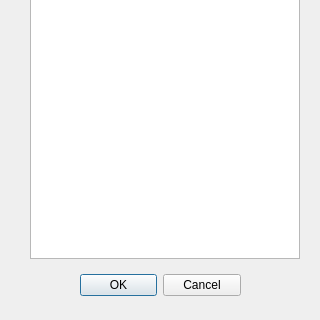
First picture: the form in savepresetdialog.ui, repository SpeedyCodes/RenderBender, before the edit; both pictures show x 0 to 320 and y 211 to 531 of the 320 by 531 pixel window.
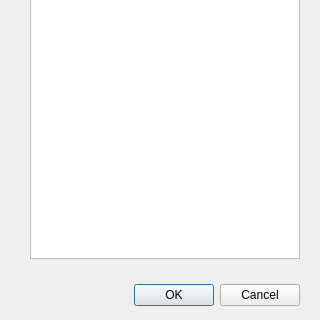
Second picture: the form after the edit.

Commit message: Undoing A Change I made to the save preset dialog lol,

```diff
--- a/savepresetdialog.ui
+++ b/savepresetdialog.ui
@@ -16,9 +16,9 @@
   <widget class="QDialogButtonBox" name="buttonBox">
    <property name="geometry">
     <rect>
-     <x>80</x>
-     <y>480</y>
-     <width>161</width>
+     <x>20</x>
+     <y>490</y>
+     <width>280</width>
      <height>32</height>
     </rect>
    </property>
```
